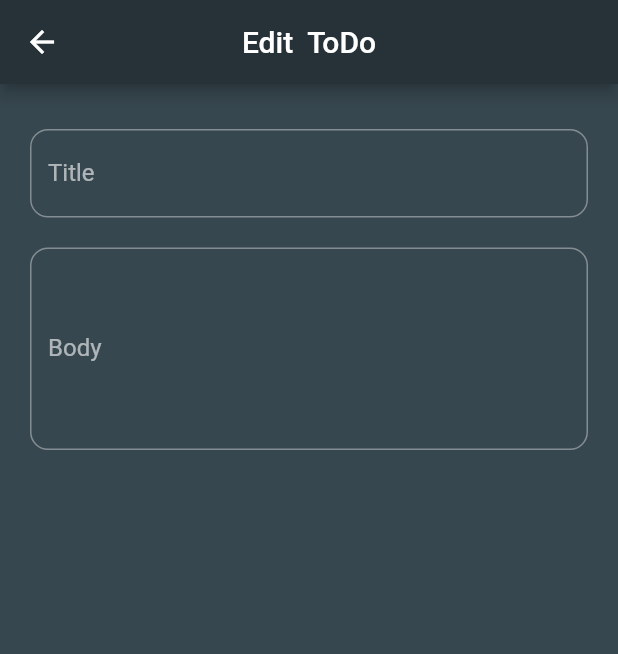
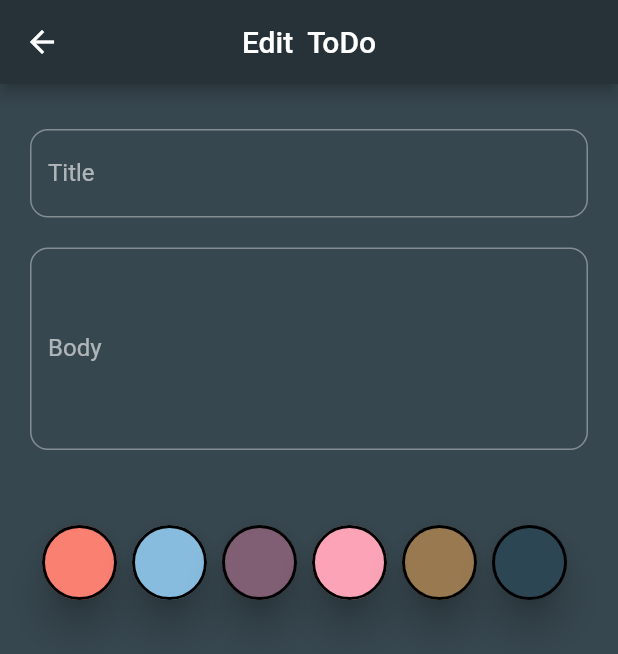
Before and after one commit to VeronikaLo/ToDo_app-Firebase-, a Flutter app: the TodoDetail screen opened directly with empty values, on a phone screen of 412 x 824 dp. Shown: the top 654 px of the screen. Run offline on Flutter 3.47's test engine with Material 2 defaults, Android fonts, the phone set to English and light mode, and no system bars; our stand-ins replace auto_route, bloc, cloud_firestore, dartz, firebase_auth, firebase_core and 2 more; accounts and stored records are empty.

Commit message:
todo color

```diff
--- /dev/null
+++ b/lib/presentation/todo_detail/widgets/color_field.dart
@@ -0,0 +1,43 @@
+import 'package:flutter/material.dart';
+import 'package:flutter_bloc/flutter_bloc.dart';
+import 'package:todo_app/domain/entities/todo_color.dart';
+
+import '../../../application/todo/todoform/todoform_bloc.dart';
+
+class ColorField extends StatelessWidget {
+  final TodoColor color;
+  const ColorField({super.key, required this.color});
+
+  @override
+  Widget build(BuildContext context) {
+    return SizedBox(
+      height: 90,
+      child: ListView.separated(
+        scrollDirection: Axis.horizontal,
+        physics: const BouncingScrollPhysics(),
+        padding: const EdgeInsets.symmetric(horizontal: 8),
+        itemBuilder: (context, index){
+          final itemColor = TodoColor.predefinedColors[index];
+
+          return InkWell(
+            onTap: (){
+              BlocProvider.of<TodoformBloc>(context).add(event);
+            },
+            child: Material(
+              color: itemColor,
+              elevation: 10,
+              shape: CircleBorder(
+                side: BorderSide(
+                  width: 2,
+                  color: itemColor == color.color
+                  ? Colors.white
+                  : Colors.black,)),
+              child: const SizedBox(width: 50, height: 50,),
+            ),
+          );
+        },
+        separatorBuilder: (context, index) => const SizedBox(width: 10),
+        itemCount: TodoColor.predefinedColors.length),
+    );
+  }
+}
--- a/lib/presentation/todo_detail/widgets/todo_form.dart
+++ b/lib/presentation/todo_detail/widgets/todo_form.dart
@@ -1,5 +1,6 @@
 import 'package:flutter/material.dart';
 import 'package:flutter_bloc/flutter_bloc.dart';
+import 'package:todo_app/presentation/todo_detail/widgets/color_field.dart';
 
 import '../../../application/todo/todoform/todoform_bloc.dart';
 
@@ -79,6 +80,9 @@ class TodoForm extends StatelessWidget {
                     border: OutlineInputBorder(borderRadius: BorderRadius.circular(12))
                   ),
                 ),
+                const SizedBox(height: 30,),
+                ColorField(color: state.todo.color),
+
               ],)) ,
         );
       },
```
